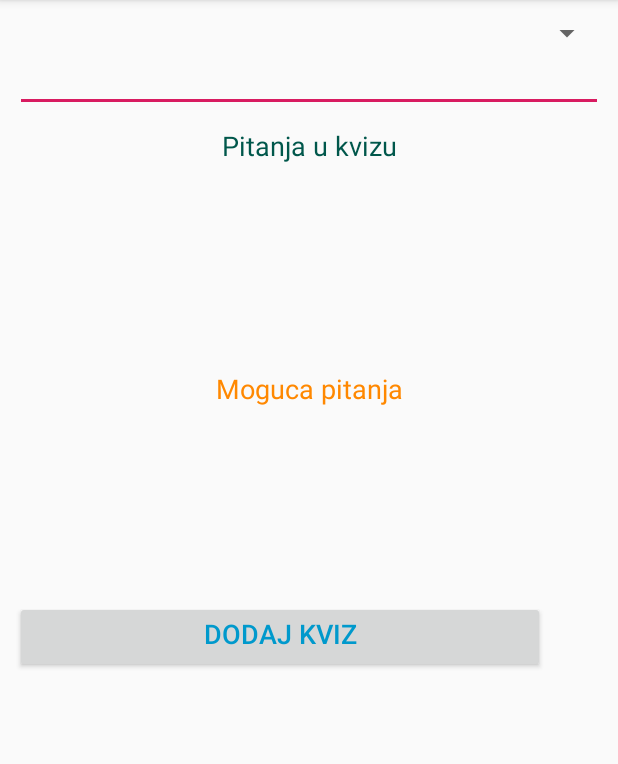
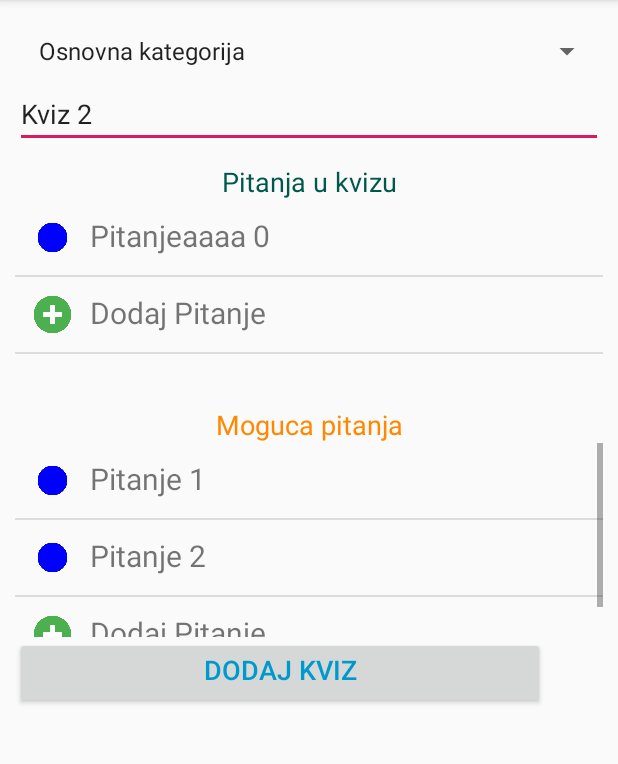
Before and after one commit to fpoljcic/rma-projekat, an Android app: the screen it shows after launch (DodajKvizAkt), after a tap on "Dodaj Kviz", on a phone screen of 412 x 824 dp, the part 84-848 px from its top. Run offline under Robolectric (Android 15) with nearby library versions, the phone set to English and light mode, and no system bars.

Commit message:
Nedovrsena implementacija DodajKvizAkt klase, dodate toEquals() metode, izmjenjen adapter

```diff
--- a/app/src/main/java/ba/unsa/etf/rma/aktivnosti/DodajKvizAkt.java
+++ b/app/src/main/java/ba/unsa/etf/rma/aktivnosti/DodajKvizAkt.java
@@ -3,6 +3,8 @@ package ba.unsa.etf.rma.aktivnosti;
 import android.content.Intent;
 import android.os.Bundle;
 import android.support.v7.app.AppCompatActivity;
+import android.view.View;
+import android.widget.AdapterView;
 import android.widget.ArrayAdapter;
 import android.widget.Button;
 import android.widget.EditText;
@@ -12,6 +14,8 @@ import android.widget.Spinner;
 import java.util.ArrayList;
 
 import ba.unsa.etf.rma.R;
+import ba.unsa.etf.rma.klase.Kategorija;
+import ba.unsa.etf.rma.klase.ListAdapter;
 import ba.unsa.etf.rma.klase.Pitanje;
 
 public class DodajKvizAkt extends AppCompatActivity {
@@ -19,32 +23,81 @@ public class DodajKvizAkt extends AppCompatActivity {
     private EditText quizName;
     private ListView questionsList, optionalQuestionsList;
     private Button button;
+    private ListAdapter listAdapter, optListAdapter;
+    private ArrayList<Pitanje> pitanja = new ArrayList<>(), mogucaPitanja = new ArrayList<>();
+    private ArrayList<Kategorija> kategorije = new ArrayList<>();
+    private int pozicija = -1;
 
     @Override
     protected void onCreate(Bundle savedInstanceState) {
         super.onCreate(savedInstanceState);
         setContentView(R.layout.activity_dodaj_kviz);
         linkControls();
+        setListeners();
+    }
+
+    private void setListeners() {
+        questionsList.setOnItemClickListener(new AdapterView.OnItemClickListener() {
+            @Override
+            public void onItemClick(AdapterView<?> parent, View view, int position, long id) {
+                if (position == pitanja.size() - 1) {
+                    // Dodaj pitanje
+                    Intent myIntent = new Intent(DodajKvizAkt.this, DodajPitanjeAkt.class);
+                    DodajKvizAkt.this.startActivity(myIntent);
+                } else {
+                    mogucaPitanja.add(mogucaPitanja.size() - 1, pitanja.get(position));
+                    pitanja.remove(position);
+                    listAdapter.notifyDataSetChanged();
+                    optListAdapter.notifyDataSetChanged();
+                }
+            }
+        });
+        optionalQuestionsList.setOnItemClickListener(new AdapterView.OnItemClickListener() {
+            @Override
+            public void onItemClick(AdapterView<?> parent, View view, int position, long id) {
+                pitanja.add(pitanja.size() - 1, mogucaPitanja.get(position));
+                mogucaPitanja.remove(position);
+                listAdapter.notifyDataSetChanged();
+                optListAdapter.notifyDataSetChanged();
+            }
+        });
+        button.setOnClickListener(new View.OnClickListener() {
+            @Override
+            public void onClick(View v) {
+                // Dodaj kviz
+                Intent myIntent = new Intent(DodajKvizAkt.this, KvizoviAkt.class);
+                myIntent.putExtra("pozicija", pozicija);
+                myIntent.putExtra("kategorija", (Kategorija) categorySpinner.getSelectedItem());
+                myIntent.putExtra("nazivKviza", quizName.getText().toString());
+                pitanja.remove(pitanja.size() - 1);
+                myIntent.putExtra("pitanja", pitanja);
+                DodajKvizAkt.this.startActivity(myIntent);
+            }
+        });
     }
 
     private void linkControls() {
         Intent intent = getIntent();
+        quizName = (EditText) findViewById(R.id.etNaziv);
+        questionsList = (ListView) findViewById(R.id.lvDodanaPitanja);
+        optionalQuestionsList = (ListView) findViewById(R.id.lvMogucaPitanja);
+        button = (Button) findViewById(R.id.btnDodajKviz);
         String naziv = intent.getStringExtra("naziv");
         if (naziv != null) {
-            categorySpinner = (Spinner) findViewById(R.id.spKategorije);
-            int layoutID = android.R.layout.simple_list_item_1;
-            ArrayList<String> kategorije = new ArrayList<>();
-            kategorije.add(intent.getStringExtra("kategorija"));
-            ArrayAdapter<String> adapterKat = new ArrayAdapter<>(this, layoutID, kategorije);
-            categorySpinner.setAdapter(adapterKat);
-            quizName = (EditText) findViewById(R.id.etNaziv);
+            pozicija = intent.getIntExtra("pozicija", -1);
             quizName.setText(naziv);
-            questionsList = (ListView) findViewById(R.id.lvDodanaPitanja);
-            ArrayList<Pitanje> pitanja = (ArrayList<Pitanje>) intent.getSerializableExtra("pitanja");
-            ArrayAdapter<Pitanje> adapter = new ArrayAdapter<>(this, layoutID, pitanja);
-            questionsList.setAdapter(adapter);
-            optionalQuestionsList = (ListView) findViewById(R.id.lvMogucaPitanja);
-            button = (Button) findViewById(R.id.btnDodajKviz);
+            pitanja = (ArrayList<Pitanje>) intent.getSerializableExtra("pitanja");
         }
+        pitanja.add(null);
+        listAdapter = new ListAdapter(this, pitanja, getResources(), Pitanje.class);
+        questionsList.setAdapter(listAdapter);
+        mogucaPitanja = (ArrayList<Pitanje>) intent.getSerializableExtra("mogucaPitanja");
+        optListAdapter = new ListAdapter(this, mogucaPitanja, getResources(), Pitanje.class);
+        optionalQuestionsList.setAdapter(optListAdapter);
+        categorySpinner = (Spinner) findViewById(R.id.spKategorije);
+        int layoutID = android.R.layout.simple_list_item_1;
+        kategorije = (ArrayList<Kategorija>) intent.getSerializableExtra("kategorija");
+        ArrayAdapter<Kategorija> adapterKat = new ArrayAdapter<>(this, layoutID, kategorije);
+        categorySpinner.setAdapter(adapterKat);
     }
 }
--- a/app/src/main/java/ba/unsa/etf/rma/aktivnosti/KvizoviAkt.java
+++ b/app/src/main/java/ba/unsa/etf/rma/aktivnosti/KvizoviAkt.java
@@ -5,41 +5,71 @@ import android.support.v7.app.AppCompatActivity;
 import android.os.Bundle;
 import android.view.View;
 import android.widget.AdapterView;
+import android.widget.ArrayAdapter;
 import android.widget.ListView;
 import android.widget.Spinner;
 
 import java.util.ArrayList;
+import java.util.Collections;
 
 import ba.unsa.etf.rma.R;
 import ba.unsa.etf.rma.klase.Kategorija;
 import ba.unsa.etf.rma.klase.Kviz;
-import ba.unsa.etf.rma.klase.KvizArrayAdapter;
+import ba.unsa.etf.rma.klase.ListAdapter;
 import ba.unsa.etf.rma.klase.Pitanje;
 
 public class KvizoviAkt extends AppCompatActivity {
     private Spinner categorySpinner;
     private ListView quizList;
-    private ArrayList<Kviz> kvizovi = new ArrayList<>(1);
-    private KvizArrayAdapter kvizArrayAdapter;
+    private ArrayList<Kviz> sviKvizovi = new ArrayList<>();
+    private ArrayList<Kviz> kvizovi = new ArrayList<>();
+    private ArrayList<Kategorija> kategorije = new ArrayList<>();
+    private ListAdapter listAdapter;
 
     @Override
     protected void onCreate(Bundle savedInstanceState) {
+        napuni();
         super.onCreate(savedInstanceState);
         setContentView(R.layout.activity_main);
         linkControls();
         setListeners();
-        napuni();
+        getIntentData();
+    }
+
+    private void getIntentData() {
+        Intent intent = getIntent();
+        String nazivKviza = intent.getStringExtra("nazivKviza");
+        if (nazivKviza != null) {
+            int pozicija = intent.getIntExtra("pozicija", -1);
+            Kategorija kategorija = (Kategorija) intent.getSerializableExtra("kategorija");
+            ArrayList<Pitanje> pitanja = (ArrayList<Pitanje>) intent.getSerializableExtra("pitanja");
+            if (pozicija == -1) {
+                sviKvizovi.add(sviKvizovi.size() - 1, new Kviz(nazivKviza, pitanja, kategorija));
+            } else {
+                Kviz kviz = sviKvizovi.get(pozicija);
+                kviz.setNaziv(nazivKviza);
+                kviz.setPitanja(pitanja);
+                kviz.setKategorija(kategorija);
+            }
+            listAdapter.notifyDataSetChanged();
+        }
     }
 
     private void napuni() {
         ArrayList<Pitanje> pitanja = new ArrayList<>();
+        ArrayList<Pitanje> pitanja2 = new ArrayList<>();
         ArrayList<String> odgovori = new ArrayList<>();
         odgovori.add("3");
         odgovori.add("1");
         odgovori.add("8");
         pitanja.add(new Pitanje("Pitanje 1", "Koliko je 5 + 3 ?", odgovori, "8"));
         pitanja.add(new Pitanje("Pitanje 2", "Da li je nebo plavo ?", odgovori, "3"));
-        kvizovi.add(0, new Kviz("Test 1", pitanja, new Kategorija("Osnovna kategorija", "1")));
+        pitanja2.add(new Pitanje("Pitanjeaaaa 0", "Sta ja radim ?", odgovori, "1"));
+        kategorije.add(new Kategorija("Osnovna kategorija", "1"));
+        kategorije.add(new Kategorija("Pomocna kategorija", "2"));
+        kategorije.add(new Kategorija("Svi", "3"));
+        sviKvizovi.add(0, new Kviz("Kviz 1", pitanja, kategorije.get(0)));
+        sviKvizovi.add(1, new Kviz("Kviz 2", pitanja2, kategorije.get(1)));
     }
 
     private void setListeners() {
@@ -47,21 +77,62 @@ public class KvizoviAkt extends AppCompatActivity {
             @Override
             public void onItemClick(AdapterView<?> parent, View view, int position, long id) {
                 Intent myIntent = new Intent(KvizoviAkt.this, DodajKvizAkt.class);
-                if (position != kvizovi.size() - 1) {
-                    myIntent.putExtra("naziv", kvizovi.get(position).getNaziv());
-                    myIntent.putExtra("pitanja", kvizovi.get(position).getPitanja());
-                    myIntent.putExtra("kategorija", kvizovi.get(position).getKategorija().toString());
+                if (sviKvizovi.get(position) != null) {
+                    myIntent.putExtra("pozicija", position);
+                    myIntent.putExtra("naziv", sviKvizovi.get(position).getNaziv());
+                    myIntent.putExtra("pitanja", sviKvizovi.get(position).getPitanja());
                 }
+                ArrayList<Pitanje> mogucaPitanja = new ArrayList<>();
+                for (Kviz kviz : sviKvizovi) {
+                    if (kviz != null && kviz != sviKvizovi.get(position))
+                        mogucaPitanja.addAll(kviz.getPitanja());
+                }
+                myIntent.putExtra("mogucaPitanja", mogucaPitanja);
+                myIntent.putExtra("kategorija", kategorije);
                 KvizoviAkt.this.startActivity(myIntent);
+            }
+        });
+        categorySpinner.setOnItemSelectedListener(new AdapterView.OnItemSelectedListener() {
+            @Override
+            public void onItemSelected(AdapterView<?> parent, View view, int position, long id) {
+                Kategorija kategorija = kategorije.get(position);
+                if (kategorija.getNaziv().equals("Svi"))
+                    kvizovi = sviKvizovi;
+                else {
+                    for (Kviz original : sviKvizovi) {
+                        if (original != null) {
+                            if (!original.getKategorija().equals(kategorija))
+                                kvizovi.remove(original);
+                            else {
+                                Kviz kviz = new Kviz();
+                                kviz.setNaziv(original.getNaziv());
+                                for (Pitanje pitanje : original.getPitanja())
+                                    kviz.getPitanja().add(new Pitanje(pitanje.getNaziv(), pitanje.getTekstPitanja(), pitanje.getOdgovori(), pitanje.getTacan()));
+                                kviz.setKategorija(new Kategorija(original.getKategorija().getNaziv(), original.getKategorija().getId()));
+                                kvizovi.add(kvizovi.size() - 1, kviz);
+                            }
+                        }
+                    }
+                }
+                listAdapter.notifyDataSetChanged();
+            }
+
+            @Override
+            public void onNothingSelected(AdapterView<?> parent) {
+                // Do nothing?
             }
         });
     }
 
     private void linkControls() {
+        sviKvizovi.add(null);
         kvizovi.add(null);
         categorySpinner = (Spinner) findViewById(R.id.spPostojeceKategorije);
+        int layoutID = android.R.layout.simple_list_item_1;
+        ArrayAdapter<Kategorija> adapterKat = new ArrayAdapter<>(this, layoutID, kategorije);
+        categorySpinner.setAdapter(adapterKat);
         quizList = (ListView) findViewById(R.id.lvKvizovi);
-        kvizArrayAdapter = new KvizArrayAdapter(this, kvizovi, getResources());
-        quizList.setAdapter(kvizArrayAdapter);
+        listAdapter = new ListAdapter(this, kvizovi, getResources(), Kviz.class);
+        quizList.setAdapter(listAdapter);
     }
 }
--- a/app/src/main/java/ba/unsa/etf/rma/klase/Kategorija.java
+++ b/app/src/main/java/ba/unsa/etf/rma/klase/Kategorija.java
@@ -1,6 +1,9 @@
 package ba.unsa.etf.rma.klase;
 
-public class Kategorija {
+import java.io.Serializable;
+import java.util.Objects;
+
+public class Kategorija implements Serializable {
     private String naziv;
     private String id;
 
@@ -32,4 +35,18 @@ public class Kategorija {
     public String toString() {
         return naziv;
     }
+
+    @Override
+    public boolean equals(Object o) {
+        if (this == o) return true;
+        if (o == null || getClass() != o.getClass()) return false;
+        Kategorija that = (Kategorija) o;
+        return Objects.equals(naziv, that.naziv) &&
+                Objects.equals(id, that.id);
+    }
+
+    @Override
+    public int hashCode() {
+        return Objects.hash(naziv, id);
+    }
 }
--- a/app/src/main/java/ba/unsa/etf/rma/klase/Kviz.java
+++ b/app/src/main/java/ba/unsa/etf/rma/klase/Kviz.java
@@ -2,6 +2,7 @@ package ba.unsa.etf.rma.klase;
 
 import java.util.ArrayList;
 import java.util.Collections;
+import java.util.Objects;
 
 public class Kviz {
     private String naziv;
@@ -49,4 +50,18 @@ public class Kviz {
     public String getImage() {
         return "standard";
     }
+
+    @Override
+    public boolean equals(Object o) {
+        if (this == o) return true;
+        if (o == null || getClass() != o.getClass()) return false;
+        Kviz kviz = (Kviz) o;
+        return Objects.equals(naziv, kviz.naziv) &&
+                Objects.equals(kategorija, kviz.kategorija);
+    }
+
+    @Override
+    public int hashCode() {
+        return Objects.hash(naziv, kategorija);
+    }
 }
--- a/app/src/main/java/ba/unsa/etf/rma/klase/KvizArrayAdapter.java
+++ b/app/src/main/java/ba/unsa/etf/rma/klase/ListAdapter.java
@@ -15,18 +15,27 @@ import java.util.ArrayList;
 
 import ba.unsa.etf.rma.R;
 
-public class KvizArrayAdapter extends BaseAdapter implements View.OnClickListener {
+public class ListAdapter extends BaseAdapter implements View.OnClickListener {
     private Activity activity;
     private ArrayList data;
     private static LayoutInflater inflater = null;
     public Resources res;
-    private Kviz kviz = null;
+    private Class classType;
 
-    public KvizArrayAdapter(Activity a, ArrayList d, Resources resLocal) {
+    public ListAdapter(Activity a, ArrayList d, Resources resLocal, Class classType) {
         activity = a;
         data = d;
         res = resLocal;
         inflater = (LayoutInflater) activity.getSystemService(Context.LAYOUT_INFLATER_SERVICE);
+        this.classType = classType;
+    }
+
+    public Class getClassType() {
+        return classType;
+    }
+
+    public void setClassType(Class classType) {
+        this.classType = classType;
     }
 
     public int getCount() {
@@ -65,14 +74,24 @@ public class KvizArrayAdapter extends BaseAdapter implements View.OnClickListene
         if (data.size() <= 0) {
             holder.name.setText("No Data");
         } else {
-            kviz = null;
-            kviz = (Kviz) data.get(position);
-            if (kviz == null) {
-                holder.name.setText("Dodaj Kviz");
-                holder.icon.setImageResource(res.getIdentifier("ba.unsa.etf.rma:drawable/add", null, null));
-            } else {
-                holder.name.setText(kviz.getNaziv());
-                holder.icon.setImageResource(res.getIdentifier("ba.unsa.etf.rma:drawable/" + kviz.getImage(), null, null));
+            if (classType == Kviz.class) {
+                Kviz object = (Kviz) data.get(position);
+                if (object == null) {
+                    holder.name.setText("Dodaj Kviz");
+                    holder.icon.setImageResource(res.getIdentifier("ba.unsa.etf.rma:drawable/add", null, null));
+                } else {
+                    holder.name.setText(object.getNaziv());
+                    holder.icon.setImageResource(res.getIdentifier("ba.unsa.etf.rma:drawable/" + object.getImage(), null, null));
+                }
+            } else if (classType == Pitanje.class) {
+                Pitanje object = (Pitanje) data.get(position);
+                if (object == null) {
+                    holder.name.setText("Dodaj Pitanje");
+                    holder.icon.setImageResource(res.getIdentifier("ba.unsa.etf.rma:drawable/add", null, null));
+                } else {
+                    holder.name.setText(object.getNaziv());
+                    holder.icon.setImageResource(res.getIdentifier("ba.unsa.etf.rma:drawable/" + object.getImage(), null, null));
+                }
             }
         }
         return vi;
--- a/app/src/main/java/ba/unsa/etf/rma/klase/Pitanje.java
+++ b/app/src/main/java/ba/unsa/etf/rma/klase/Pitanje.java
@@ -62,4 +62,8 @@ public class Pitanje implements Serializable {
     public String toString() {
         return naziv;
     }
+
+    public String getImage() {
+        return "standard";
+    }
 }
--- a/app/src/main/res/layout/activity_main.xml
+++ b/app/src/main/res/layout/activity_main.xml
@@ -10,7 +10,8 @@
     <Spinner
         android:id="@+id/spPostojeceKategorije"
         android:layout_width="match_parent"
-        android:layout_height="wrap_content" />
+        android:layout_height="wrap_content"
+        android:spinnerMode="dropdown" />
 
     <ListView
         android:id="@+id/lvKvizovi"
```
